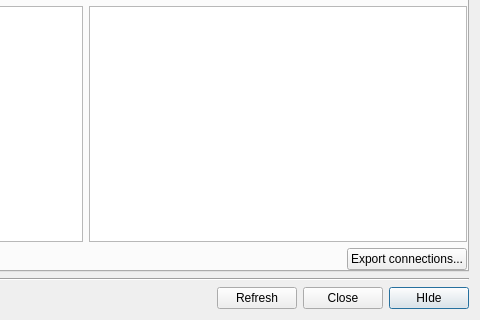
This is neurolabi/gui/dialogs/flyembodyinfodialog.ui in janelia-flyem/NeuTu as Qt 5 draws it before an edit; both pictures show x 308 to 788 and y 523 to 843 of the 788 by 843 pixel window. The edited form follows.
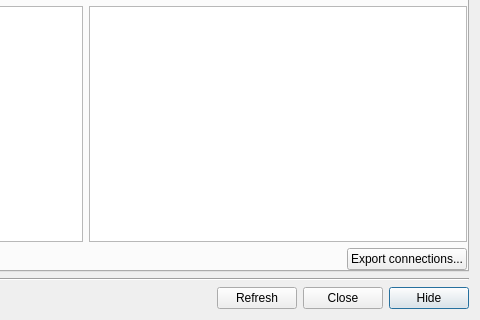
This is the edited form.

What changed in the file:
```diff
--- a/neurolabi/gui/dialogs/flyembodyinfodialog.ui
+++ b/neurolabi/gui/dialogs/flyembodyinfodialog.ui
@@ -607,7 +607,7 @@
      <item>
       <widget class="QPushButton" name="hideButton">
        <property name="text">
-        <string>HIde</string>
+        <string>Hide</string>
        </property>
        <property name="default">
         <bool>true</bool>
```
